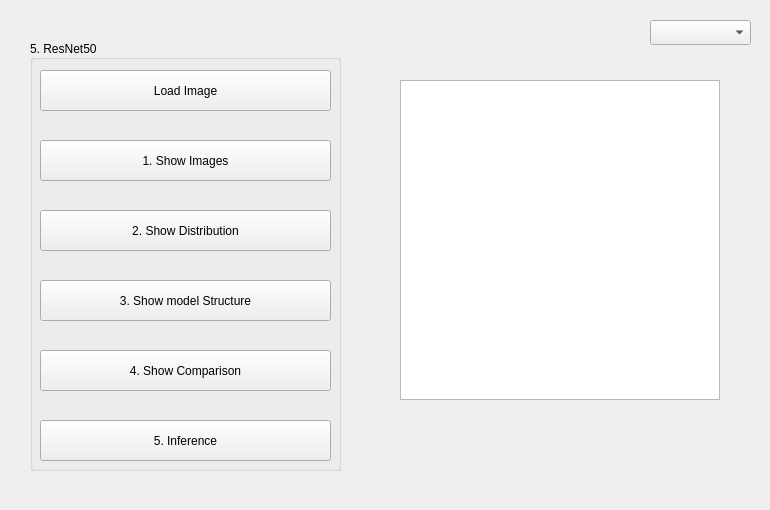
The window that HW5/UI.ui (KJay221/Opencv-HW) describes before a commit, drawn with Qt 5.
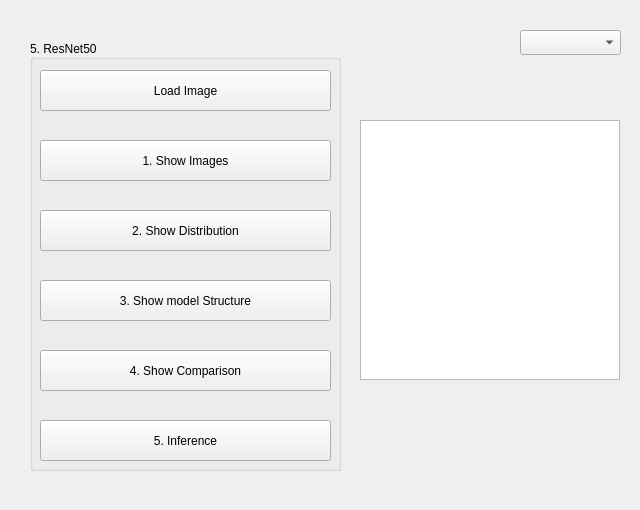
The same window after the commit.

```diff
--- a/HW5/UI.ui
+++ b/HW5/UI.ui
@@ -6,7 +6,7 @@
    <rect>
     <x>0</x>
     <y>0</y>
-    <width>770</width>
+    <width>640</width>
     <height>510</height>
    </rect>
   </property>
@@ -155,31 +155,34 @@
   <widget class="QGraphicsView" name="Image">
    <property name="geometry">
     <rect>
-     <x>400</x>
-     <y>80</y>
-     <width>320</width>
-     <height>320</height>
+     <x>360</x>
+     <y>120</y>
+     <width>260</width>
+     <height>260</height>
     </rect>
    </property>
   </widget>
   <widget class="QLabel" name="Label">
    <property name="geometry">
     <rect>
-     <x>400</x>
-     <y>420</y>
-     <width>321</width>
+     <x>360</x>
+     <y>390</y>
+     <width>261</width>
      <height>30</height>
     </rect>
    </property>
    <property name="text">
     <string/>
    </property>
+   <property name="alignment">
+    <set>Qt::AlignJustify|Qt::AlignVCenter</set>
+   </property>
   </widget>
   <widget class="QComboBox" name="Demo">
    <property name="geometry">
     <rect>
-     <x>650</x>
-     <y>20</y>
+     <x>520</x>
+     <y>30</y>
      <width>101</width>
      <height>25</height>
     </rect>
```
